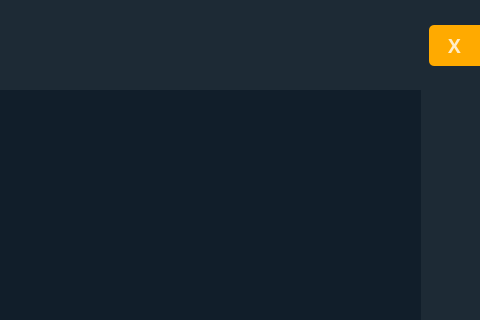
The window that ui/chart.ui (cach007/face_findeer) describes before a commit, drawn with Qt 5; both pictures show x 400 to 880 and y 0 to 320 of the 880 by 660 pixel window.
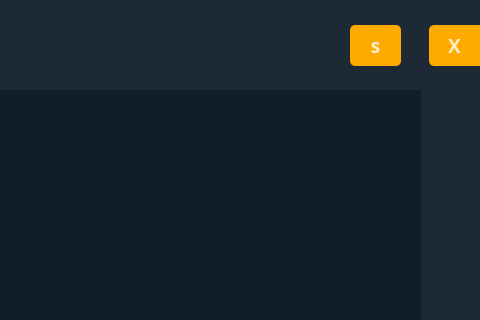
The same window after the commit.

Commit message: 차트 저장 받는거 추가(test)

What changed in the file:
```diff
--- a/ui/chart.ui
+++ b/ui/chart.ui
@@ -78,6 +78,46 @@
      </property>
     </layout>
    </widget>
+   <widget class="QPushButton" name="saveButton">
+    <property name="geometry">
+     <rect>
+      <x>750</x>
+      <y>25</y>
+      <width>51</width>
+      <height>41</height>
+     </rect>
+    </property>
+    <property name="font">
+     <font>
+      <family>Arial Black</family>
+      <pointsize>14</pointsize>
+      <weight>75</weight>
+      <bold>true</bold>
+     </font>
+    </property>
+    <property name="styleSheet">
+     <string notr="true">QPushButton#saveButton{
+background-color:rgb(255, 170, 0);
+color:rgba(255, 255, 255, 200);
+border-top-left-radius:5px;
+border-bottom-left-radius:5px;
+border-bottom-right-radius: 5px;
+border-top-right-radius: 5px;
+}
+QPushButton#saveButton:pressed{
+padding-left:5px;
+padding-top:5px;
+background-color:rgb(255, 170, 0);
+background-position:calc(100%-10px)center;
+}
+QPushButton#saveButton:hover{
+background-color:rgb(255, 170, 0);
+}</string>
+    </property>
+    <property name="text">
+     <string>s</string>
+    </property>
+   </widget>
   </widget>
  </widget>
  <resources/>
```
The commit also changes 1 other file.
